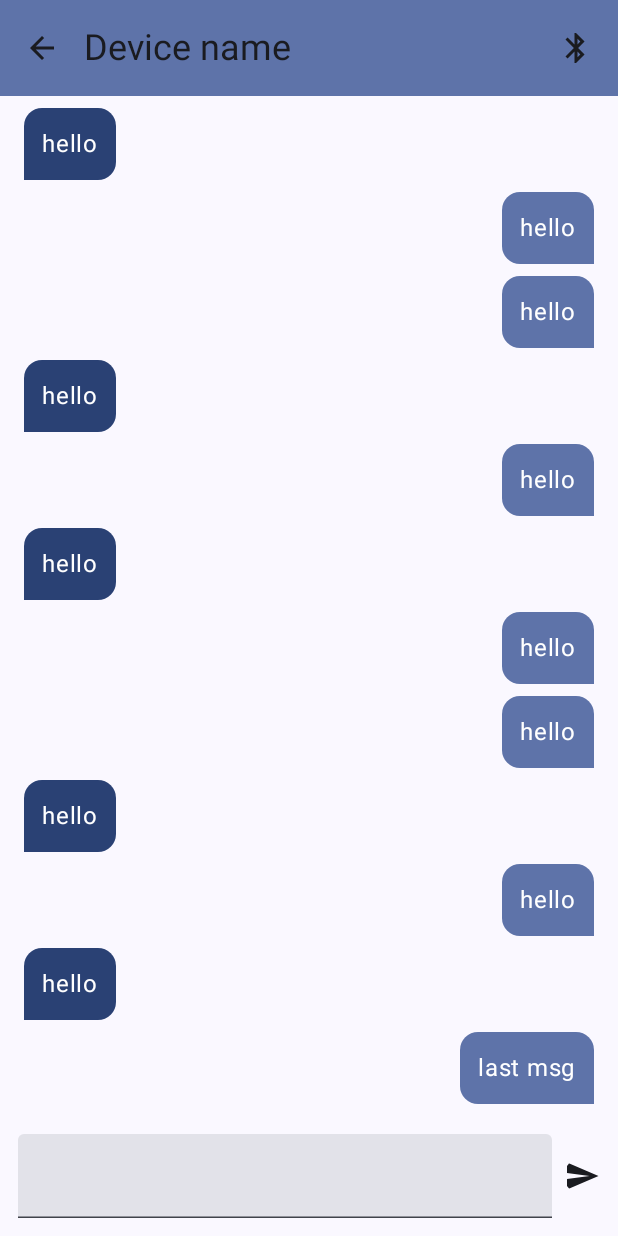
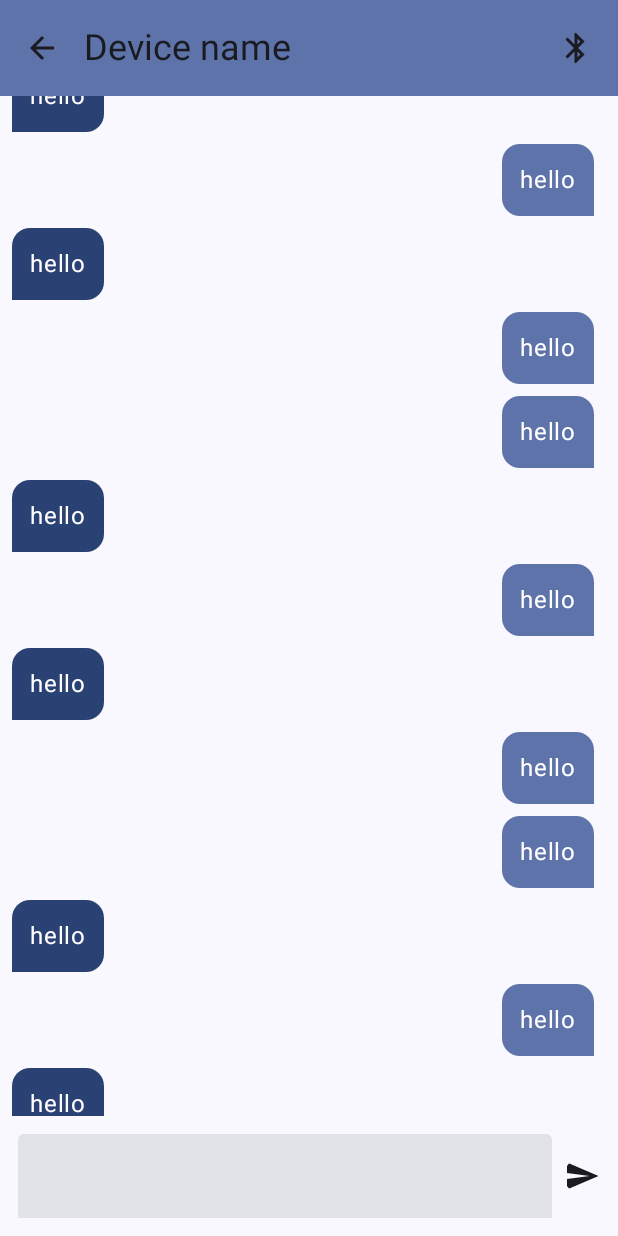
Before and after one commit to PriteshNikam/BeChat, an Android app built with Jetpack Compose: the ChatScreen screen opened through its navigation route, on a phone screen of 412 x 824 dp. Run offline under Robolectric (Android 15) with nearby library versions, the phone set to English and light mode, and no system bars; our stand-ins replace constraintlayout-compose.

Commit message:
fix chat list update issue

```diff
--- a/app/src/main/java/com/developersphere/bechat/MainActivity.kt
+++ b/app/src/main/java/com/developersphere/bechat/MainActivity.kt
@@ -1,6 +1,7 @@
 package com.developersphere.bechat
 
 import android.os.Bundle
+import android.view.WindowManager
 import androidx.activity.ComponentActivity
 import androidx.activity.compose.setContent
 import androidx.activity.enableEdgeToEdge
@@ -11,6 +12,11 @@ class MainActivity : ComponentActivity() {
     override fun onCreate(savedInstanceState: Bundle?) {
         super.onCreate(savedInstanceState)
         enableEdgeToEdge()
+        // Prevents the system from resizing or pushing the layout when the keyboard appears.
+        // This ensures that the top app bar remains visible and avoids layout flicker
+        // especially in chat screens with input fields at the bottom.
+        window.setSoftInputMode(WindowManager.LayoutParams.SOFT_INPUT_ADJUST_NOTHING)
+
         setContent {
             BeChatTheme {
                 AppNavHost()
--- /dev/null
+++ b/app/src/main/java/com/developersphere/bechat/data/Message.kt
@@ -0,0 +1,3 @@
+package com.developersphere.bechat.data
+
+data class Message(val message: String, val msgId: Int, val isSentByUser: Boolean = true)
--- a/app/src/main/java/com/developersphere/bechat/persentation/chat_screen/ChatScreen.kt
+++ b/app/src/main/java/com/developersphere/bechat/persentation/chat_screen/ChatScreen.kt
@@ -6,10 +6,13 @@ import androidx.compose.foundation.layout.Row
 import androidx.compose.foundation.layout.Spacer
 import androidx.compose.foundation.layout.fillMaxSize
 import androidx.compose.foundation.layout.fillMaxWidth
+import androidx.compose.foundation.layout.imePadding
 import androidx.compose.foundation.layout.padding
 import androidx.compose.foundation.layout.size
 import androidx.compose.foundation.layout.width
+import androidx.compose.foundation.layout.widthIn
 import androidx.compose.foundation.lazy.LazyColumn
+import androidx.compose.foundation.lazy.LazyListState
 import androidx.compose.foundation.lazy.rememberLazyListState
 import androidx.compose.foundation.shape.RoundedCornerShape
 import androidx.compose.material.icons.Icons
@@ -23,117 +26,142 @@ import androidx.compose.material3.Scaffold
 import androidx.compose.material3.Surface
 import androidx.compose.material3.Text
 import androidx.compose.material3.TextField
+import androidx.compose.material3.TextFieldDefaults
 import androidx.compose.material3.TopAppBar
 import androidx.compose.material3.TopAppBarColors
 import androidx.compose.runtime.Composable
+import androidx.compose.runtime.LaunchedEffect
 import androidx.compose.runtime.getValue
 import androidx.compose.runtime.mutableStateOf
+import androidx.compose.runtime.remember
 import androidx.compose.runtime.saveable.rememberSaveable
 import androidx.compose.runtime.setValue
 import androidx.compose.ui.Alignment
 import androidx.compose.ui.Modifier
+import androidx.compose.ui.graphics.Color
 import androidx.compose.ui.res.painterResource
 import androidx.compose.ui.text.TextStyle
 import androidx.compose.ui.tooling.preview.Preview
 import androidx.compose.ui.unit.dp
 import androidx.compose.ui.unit.sp
-import androidx.constraintlayout.compose.ConstrainedLayoutReference
 import androidx.constraintlayout.compose.ConstraintLayout
 import androidx.constraintlayout.compose.Dimension
 import com.developersphere.bechat.R
+import com.developersphere.bechat.data.Message
 import com.developersphere.bechat.persentation.navigation.Screen
 import com.developersphere.bechat.ui.theme.BeChatTheme
-
-data class Message(val message: String, val msgId: Int, val isSentByUser: Boolean = true)
-
-val messageList = mutableListOf(
-    Message("last msg", 1, true),
-    Message("hello", 2, false),
-    Message("hello", 3, true),
-    Message("hello", 4, false),
-    Message("hello", 5, true),
-    Message("hello", 1, true),
-    Message("hello", 2, false),
-    Message("hello", 3, true),
-    Message("hello", 4, false),
-    Message("hello", 5, true),
-    Message("hello", 1, true),
-    Message("hello", 2, false),
-    Message("hello", 3, true),
-    Message("hello", 4, false),
-    Message("hello", 5, true),
-    Message("hello", 1, true),
-    Message("hello", 2, false),
-    Message("hello", 3, true),
-    Message("hello", 4, false),
-    Message("first msg", 5, true),
-)
+import com.developersphere.bechat.utils.DummyData.dummyMessages
 
 @Composable
 fun ChatScreen(navigation: (Screen?) -> Unit) {
     Scaffold(
         topBar = {
-            ChatScreenTopAppBar()
+            ChatScreenTopAppBar(navigation)
         },
         modifier = Modifier
             .fillMaxSize()
     ) { innerPadding ->
-        Messages(innerPadding)
+        val messages = remember { dummyMessages }
+        val listState = rememberLazyListState()
+        var message by rememberSaveable { mutableStateOf("") }
+
+        LaunchedEffect(messages.size) {
+            listState.scrollToItem(messages.lastIndex)
+        }
+
+        ConstraintLayout(
+            modifier = Modifier
+                .padding(innerPadding)
+                .fillMaxSize()
+        ) {
+            val (messageList, messageInput) = createRefs()
+
+            // message list
+            MessageList(
+                messages = messages,
+                modifier = Modifier
+                    .constrainAs(messageList) {
+                        top.linkTo(parent.top)
+                        bottom.linkTo(messageInput.top)
+                        height = Dimension.fillToConstraints
+                    },
+                listState = listState,
+            )
+
+            // send msg text field and send icon.
+            MessageInputBar(
+                modifier = Modifier
+                    .fillMaxWidth()
+                    .padding(12.dp)
+                    .imePadding()
+                    .constrainAs(messageInput) {
+                        bottom.linkTo(parent.bottom)
+                    },
+                message = message,
+                onMessageTextUpdate = {
+                    message = it
+                },
+                onMessageSendClick = {
+                    if (message.isNotBlank()) {
+                        messages.add(
+                            Message(
+                                message = message,
+                                msgId = messages.size + 1,
+                                isSentByUser = true
+                            )
+                        )
+                        message = ""
+                    }
+                }
+            )
+        }
     }
 }
 
 @Composable
-fun Messages(paddingValues: PaddingValues) {
-
-    var message by rememberSaveable { mutableStateOf("") }
-    val listState = rememberLazyListState()
-
-    ConstraintLayout(
-        modifier = Modifier
-            .padding(paddingValues)
-            .fillMaxSize()
+fun MessageList(
+    modifier: Modifier, listState: LazyListState,
+    messages: MutableList<Message>,
 ) {
-        val (list, sendMessage) = createRefs()
-
     LazyColumn(
         verticalArrangement = Arrangement.spacedBy(8.dp),
-            modifier = Modifier
-                .constrainAs(list) {
-                    top.linkTo(parent.top)
-                    bottom.linkTo(sendMessage.top)
-                    height = Dimension.fillToConstraints
-                },
+        modifier = modifier,
         state = listState,
-            reverseLayout = true,
         contentPadding = PaddingValues(vertical = 8.dp, horizontal = 8.dp),
-
     ) {
-            items(messageList.count()) {
-                if (messageList[it].isSentByUser) {
-                    SentMessage(messageList[it].message)
-                } else {
-                    ReceivedMessage(messageList[it].message)
+        items(messages.count()) {
+            MessageBubble(messages[it].message, messages[it].isSentByUser)
         }
     }
 }
+
+@Composable
+fun MessageInputBar(
+    modifier: Modifier, message: String,
+    onMessageTextUpdate: (message: String) -> Unit,
+    onMessageSendClick: () -> Unit,
+) {
     Row(
-            modifier = Modifier
-                .fillMaxWidth()
-                .padding(12.dp)
-                .constrainAs(sendMessage) {
-                    bottom.linkTo(parent.bottom)
-                },
+        modifier = modifier,
         verticalAlignment = Alignment.CenterVertically,
         horizontalArrangement = Arrangement.SpaceBetween
     ) {
         TextField(
             value = message,
-                onValueChange = { message = it },
+            onValueChange = { onMessageTextUpdate(it) },
             modifier = Modifier.weight(1f),
+            colors = TextFieldDefaults.colors(
+                focusedIndicatorColor = Color.Transparent,
+                unfocusedIndicatorColor = Color.Transparent,
+                disabledIndicatorColor = Color.Transparent,
+                errorIndicatorColor = Color.Transparent,
+            )
         )
         Spacer(Modifier.width(8.dp))
         IconButton(
-                onClick = {},
+            onClick = {
+                onMessageSendClick()
+            },
             modifier = Modifier.size(24.dp)
         ) {
             Icon(
@@ -143,41 +171,22 @@ fun Messages(paddingValues: PaddingValues) {
         }
     }
 }
-}
 
 @Composable
-fun SendMessage(sendMessage: ConstrainedLayoutReference) {
-
-}
-
-@Composable
-fun SentMessage(message: String) {
+fun MessageBubble(message: String, isSentByUser: Boolean = true) {
     Row(
-        horizontalArrangement = Arrangement.End,
+        horizontalArrangement = if (isSentByUser) Arrangement.End else Arrangement.Start,
         modifier = Modifier
             .fillMaxSize()
             .padding(end = 8.dp)
     ) {
         Surface(
-            color = MaterialTheme.colorScheme.primaryContainer,
-            shape = RoundedCornerShape(12.dp, 12.dp, 0.dp, 12.dp),
-        ) {
-            Text(message, modifier = Modifier.padding(12.dp))
-        }
-    }
-}
-
-@Composable
-fun ReceivedMessage(message: String) {
-    Row(
-        horizontalArrangement = Arrangement.Start,
-        modifier = Modifier
-            .fillMaxSize()
-            .padding(start = 8.dp)
-    ) {
-        Surface(
-            color = MaterialTheme.colorScheme.primary,
-            shape = RoundedCornerShape(12.dp, 12.dp, 12.dp, 0.dp),
+            color = if (isSentByUser) MaterialTheme.colorScheme.primaryContainer
+            else MaterialTheme.colorScheme.primary,
+            shape = if (isSentByUser) RoundedCornerShape(
+                12.dp, 12.dp, 0.dp, 12.dp
+            ) else RoundedCornerShape(12.dp, 12.dp, 12.dp, 0.dp),
+            modifier = Modifier.widthIn(max = 250.dp)
         ) {
             Text(message, modifier = Modifier.padding(12.dp))
         }
@@ -186,7 +195,7 @@ fun ReceivedMessage(message: String) {
 
 @OptIn(ExperimentalMaterial3Api::class)
 @Composable
-fun ChatScreenTopAppBar() {
+fun ChatScreenTopAppBar(navigation: (Screen?) -> Unit) {
     TopAppBar(
         colors = TopAppBarColors(
             containerColor = MaterialTheme.colorScheme.primaryContainer,
@@ -205,7 +214,9 @@ fun ChatScreenTopAppBar() {
             )
         },
         navigationIcon = {
-            IconButton(onClick = {}) {
+            IconButton(onClick = {
+                navigation.invoke(null)
+            }) {
                 Icon(
                     imageVector = Icons.AutoMirrored.Default.ArrowBack,
                     contentDescription = "",
--- /dev/null
+++ b/app/src/main/java/com/developersphere/bechat/utils/DummyData.kt
@@ -0,0 +1,29 @@
+package com.developersphere.bechat.utils
+
+import androidx.compose.runtime.mutableStateListOf
+import com.developersphere.bechat.data.Message
+
+object DummyData {
+    val dummyMessages = mutableStateListOf(
+        Message("last msg", 1, true),
+        Message("hello", 2, false),
+        Message("hello", 3, true),
+        Message("hello", 4, false),
+        Message("hello", 5, true),
+        Message("hello", 1, true),
+        Message("hello", 2, false),
+        Message("hello", 3, true),
+        Message("hello", 4, false),
+        Message("hello", 5, true),
+        Message("hello", 1, true),
+        Message("hello", 2, false),
+        Message("hello", 3, true),
+        Message("hello", 4, false),
+        Message("hello", 5, true),
+        Message("hello", 1, true),
+        Message("hello", 2, false),
+        Message("hello", 3, true),
+        Message("hello", 4, false),
+        Message("first msg", 5, true),
+    )
+}
--- /dev/null
+++ b/app/src/main/java/com/developersphere/bechat/utils/Strings.kt
@@ -0,0 +1,5 @@
+package com.developersphere.bechat.utils
+
+object Strings {
+
+}
```
Lines whose indentation alone changed are shown as unchanged.
